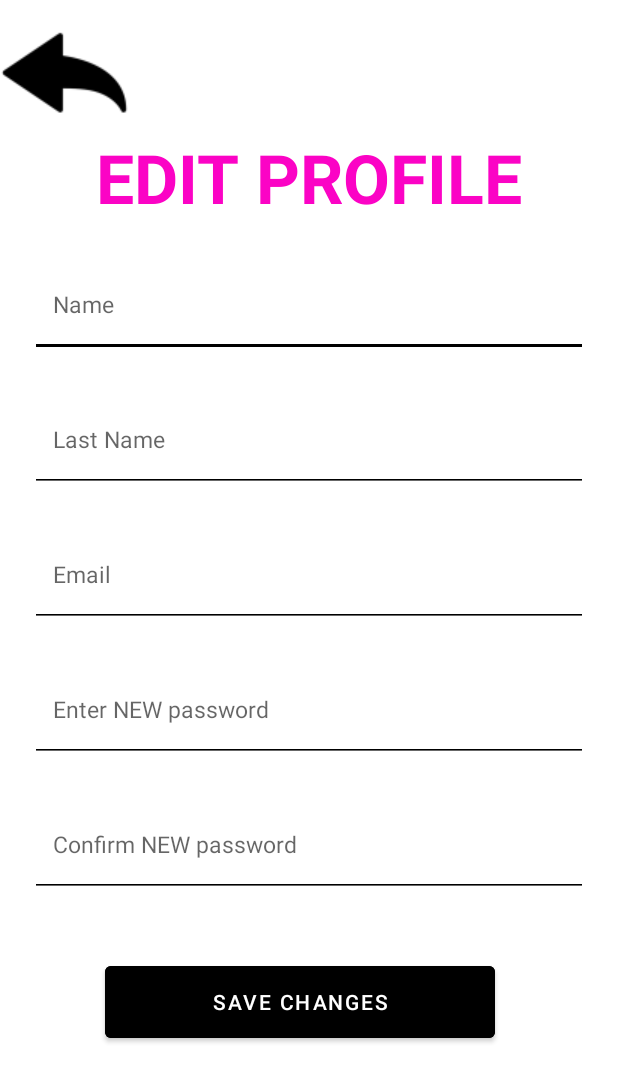
After one commit to pcoderch/FinalProjectEvents, an Android app: the layout edit_profile.xml on its own in the app's theme, with its tools: preview values and no code run, on a phone screen of 412 x 824 dp. The commit adds this screen. Shown: the top 1082 px of the screen. Run offline under Robolectric (Android 15) with nearby library versions, the phone set to English and light mode, and no system bars.

Commit message:
EDIT PROFILE view

```diff
--- /dev/null
+++ b/app/src/main/res/layout/edit_profile.xml
@@ -0,0 +1,113 @@
+<?xml version="1.0" encoding="utf-8"?>
+<LinearLayout
+    xmlns:android="http://schemas.android.com/apk/res/android"
+    xmlns:app="http://schemas.android.com/apk/res-auto"
+    android:layout_width="match_parent"
+    android:layout_height="match_parent"
+    android:orientation="vertical">
+
+    <ImageButton
+        android:id="@+id/arrowBackEditProfile"
+        android:layout_marginTop="20dp"
+        android:layout_width="86dp"
+        android:layout_height="58dp"
+        app:srcCompat="@drawable/backarrow_foreground"
+        android:contentDescription="@string/backArrow"/>
+
+    <TextView
+        android:layout_width="match_parent"
+        android:layout_height="60dp"
+        android:layout_marginTop="10dp"
+        android:text="@string/edit_profile_title"
+        android:textAlignment="center"
+        android:textColor="@color/pink"
+        android:textSize="45sp"
+        android:textStyle="bold">
+    </TextView>
+
+    <EditText
+        android:id="@+id/firstName"
+        android:layout_width="match_parent"
+        android:layout_height="70dp"
+        android:layout_marginTop="20dp"
+        android:layout_marginEnd="20dp"
+        android:layout_marginStart="20dp"
+        android:hint="@string/firstName"
+        android:padding="15dp"
+        android:textSize="15sp"
+        android:autofillHints=""
+        android:backgroundTint="@color/black"
+        android:inputType="textPersonName">
+    </EditText>
+
+    <EditText
+        android:id="@+id/lastName"
+        android:layout_width="match_parent"
+        android:layout_height="70dp"
+        android:layout_marginTop="20dp"
+        android:layout_marginEnd="20dp"
+        android:layout_marginStart="20dp"
+        android:hint="@string/lastName"
+        android:padding="15dp"
+        android:textSize="15sp"
+        android:autofillHints=""
+        android:backgroundTint="@color/black"
+        android:inputType="textPersonName">
+    </EditText>
+
+    <EditText
+        android:id="@+id/email"
+        android:layout_width="match_parent"
+        android:layout_height="70dp"
+        android:layout_marginTop="20dp"
+        android:layout_marginEnd="20dp"
+        android:layout_marginStart="20dp"
+        android:hint="@string/email"
+        android:padding="15dp"
+        android:textSize="15sp"
+        android:autofillHints=""
+        android:backgroundTint="@color/black"
+        android:inputType="textEmailAddress">
+    </EditText>
+
+    <EditText
+        android:id="@+id/password"
+        android:layout_width="match_parent"
+        android:layout_height="70dp"
+        android:layout_marginTop="20dp"
+        android:layout_marginEnd="20dp"
+        android:layout_marginStart="20dp"
+        android:hint="@string/password"
+        android:padding="15dp"
+        android:textSize="15sp"
+        android:autofillHints=""
+        android:backgroundTint="@color/black"
+        android:inputType="textPassword">
+    </EditText>
+
+    <EditText
+        android:id="@+id/confirm_password"
+        android:layout_width="match_parent"
+        android:layout_height="70dp"
+        android:layout_marginTop="20dp"
+        android:layout_marginEnd="20dp"
+        android:layout_marginStart="20dp"
+        android:hint="@string/confirm_password"
+        android:padding="15dp"
+        android:textSize="15sp"
+        android:autofillHints=""
+        android:backgroundTint="@color/black"
+        android:inputType="textPassword">
+    </EditText>
+
+    <Button
+        android:id="@+id/saveChanges"
+        android:layout_width="260dp"
+        android:layout_height="60dp"
+        android:layout_marginTop="40dp"
+        android:layout_marginStart="70dp"
+        android:backgroundTint="@color/black"
+        android:text="@string/saveChanges">
+    </Button>
+
+</LinearLayout>
--- a/app/src/main/res/layout/sign_out.xml
+++ b/app/src/main/res/layout/sign_out.xml
@@ -56,7 +56,7 @@
     <TextView
         android:id="@+id/byeView"
         android:layout_width="168dp"
-        android:layout_height="32dp"
+        android:layout_height="35dp"
         android:layout_gravity="center"
         android:singleLine="false"
         android:text="@string/byeView"
--- a/app/src/main/res/values/colors.xml
+++ b/app/src/main/res/values/colors.xml
@@ -8,4 +8,6 @@
     <color name="black">#FF000000</color>
     <color name="white">#FFFFFFFF</color>
     <color name="red">#FF0000</color>
+    <color name="pink">#FFFB03C5</color>
+
 </resources>
--- a/app/src/main/res/values/strings.xml
+++ b/app/src/main/res/values/strings.xml
@@ -34,5 +34,11 @@
     <string name="event_start_date">Event Starting Date</string>
     <string name="create_event_success">Event Created Successfully!</string>
     <string name="create_event_fail">Error! Can\'t create the event</string>
-
+    <string name="edit_profile_title">EDIT PROFILE</string>
+    <string name="firstName">Name</string>
+    <string name="lastName">Last Name</string>
+    <string name="email">Email</string>
+    <string name="password">Enter NEW password</string>
+    <string name="confirm_password">Confirm NEW password</string>
+    <string name="saveChanges">SAVE CHANGES</string>
 </resources>
```
